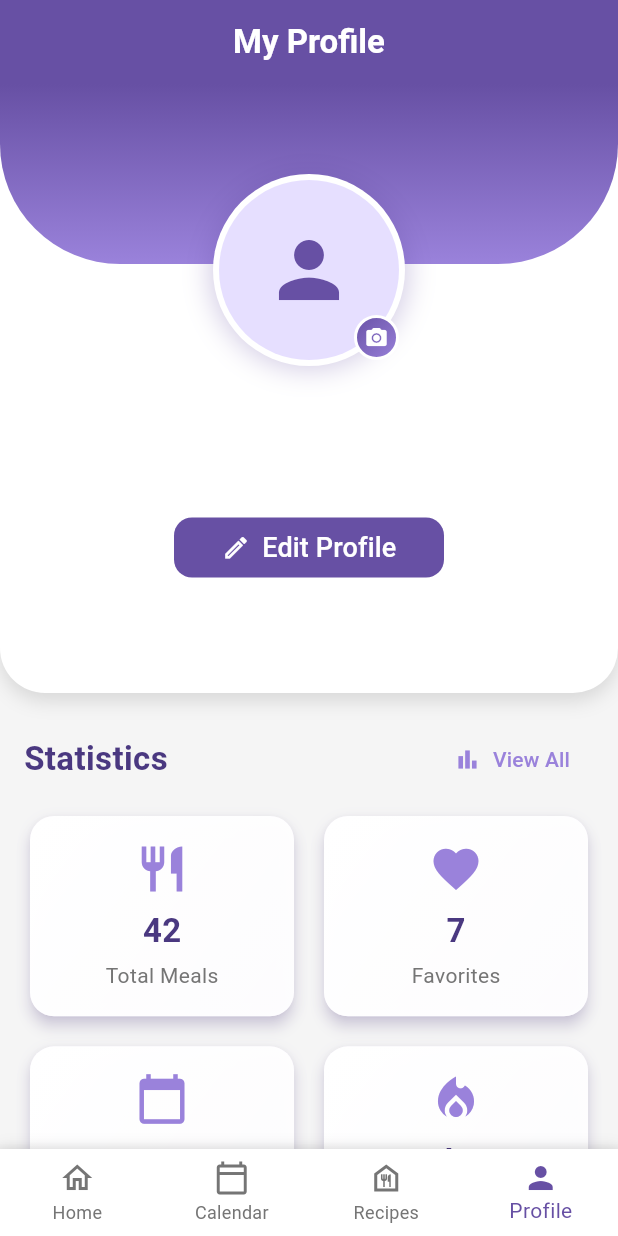
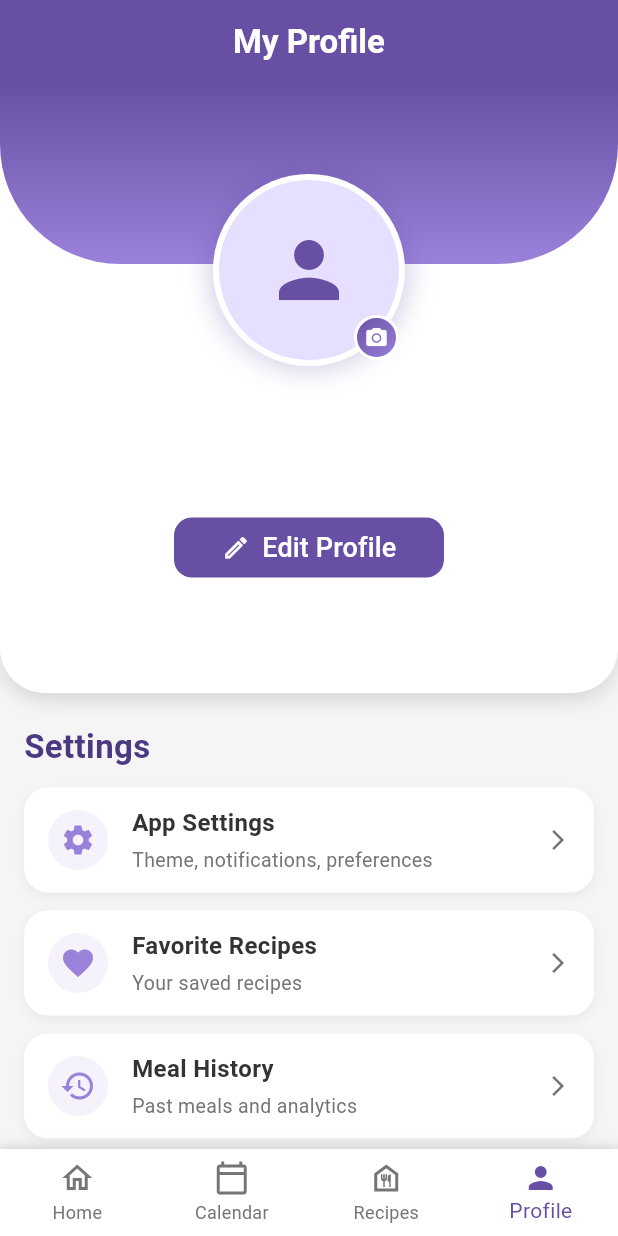
Before and after one commit to ainorjamal/meal_planner, a Flutter app: the screen it shows once a user with an empty profile is signed in, item 4 of the bottom bar chosen, on a phone screen of 412 x 824 dp. Run offline on Flutter 3.47's test engine with Material 3 defaults, Android fonts, the light colour scheme and no system bars; our stand-ins replace cloud_firestore, firebase_auth, firebase_core, firebase_storage, image_picker, table_calendar; accounts and stored records are empty; network calls fail.

Commit message:
fix: removed statistics section in userprofile section

```diff
--- a/lib/screens/user_profile_screen.dart
+++ b/lib/screens/user_profile_screen.dart
@@ -173,7 +173,6 @@ class _UserProfileScreenState extends State<UserProfileScreen> {
           child: Column(
             children: [
               _buildProfileHeader(userName, userEmail, photoUrl),
-              _buildStatisticsSection(),
               _buildSettingsSection(),
               _buildAccountSection(),
               SizedBox(height: 32),
@@ -483,63 +482,6 @@ class _UserProfileScreenState extends State<UserProfileScreen> {
   }
 
   // Statistics section
-  Widget _buildStatisticsSection() {
-    return Padding(
-      padding: const EdgeInsets.symmetric(horizontal: 16),
-      child: Column(
-        crossAxisAlignment: CrossAxisAlignment.start,
-        children: [
-          Row(
-            mainAxisAlignment: MainAxisAlignment.spaceBetween,
-            children: [
-              Text(
-                'Statistics',
-                style: TextStyle(
-                  fontSize: 22,
-                  fontWeight: FontWeight.bold,
-                  color: _isDarkMode ? Colors.white : AppColors.darkPurple,
-                ),
-              ),
-              TextButton.icon(
-                icon: Icon(Icons.bar_chart, size: 18),
-                label: Text('View All'),
-                onPressed: () {
-                  // Navigate to detailed statistics
-                },
-                style: TextButton.styleFrom(
-                  foregroundColor: AppColors.secondaryPurple,
-                ),
-              ),
-            ],
-          ),
-          SizedBox(height: 10),
-
-          // User stats cards in grid
-          GridView.count(
-            crossAxisCount: 2,
-            crossAxisSpacing: 12,
-            mainAxisSpacing: 12,
-            childAspectRatio: 1.3,
-            shrinkWrap: true,
-            physics: NeverScrollableScrollPhysics(),
-            children: [
-              _buildStatCard('Total Meals', '42', Icons.restaurant),
-              _buildStatCard('Favorites', '7', Icons.favorite),
-              _buildStatCard('This Week', '12', Icons.calendar_today),
-              _buildStatCard('Streak', '5 days', Icons.local_fire_department),
-            ],
-          ),
-
-          SizedBox(height: 24),
-          Divider(
-            color: _isDarkMode ? Colors.grey.shade700 : Colors.grey.shade300,
-            thickness: 1,
-          ),
-          SizedBox(height: 12),
-        ],
-      ),
-    );
-  }
 
   // Settings section
   Widget _buildSettingsSection() {
@@ -642,60 +584,6 @@ class _UserProfileScreenState extends State<UserProfileScreen> {
   }
 
   // Redesigned stat card with better animations and shadows
-  Widget _buildStatCard(String title, String value, IconData icon) {
-    return Card(
-      elevation: 4,
-      shadowColor: AppColors.primaryPurple.withOpacity(0.3),
-      shape: RoundedRectangleBorder(borderRadius: BorderRadius.circular(16)),
-      child: Container(
-        decoration: BoxDecoration(
-          borderRadius: BorderRadius.circular(16),
-          gradient: LinearGradient(
-            begin: Alignment.topLeft,
-            end: Alignment.bottomRight,
-            colors: [
-              _isDarkMode ? Colors.grey.shade800 : Colors.white,
-              _isDarkMode
-                  ? Colors.grey.shade900.withOpacity(0.8)
-                  : Colors.white.withOpacity(0.9),
-            ],
-          ),
-          boxShadow: [
-            BoxShadow(
-              color: AppColors.primaryPurple.withOpacity(0.1),
-              blurRadius: 8,
-              offset: Offset(0, 3),
-            ),
-          ],
-        ),
-        padding: const EdgeInsets.all(16.0),
-        child: Column(
-          mainAxisAlignment: MainAxisAlignment.center,
-          children: [
-            Icon(icon, size: 36, color: AppColors.secondaryPurple),
-            SizedBox(height: 8),
-            Text(
-              value,
-              style: TextStyle(
-                fontSize: 22,
-                fontWeight: FontWeight.bold,
-                color: _isDarkMode ? Colors.white : AppColors.darkPurple,
-              ),
-            ),
-            SizedBox(height: 4),
-            Text(
-              title,
-              style: TextStyle(
-                fontSize: 14,
-                color:
-                    _isDarkMode ? Colors.grey.shade400 : Colors.grey.shade600,
-              ),
-            ),
-          ],
-        ),
-      ),
-    );
-  }
 
   // Settings item with improved design and ripple effect
   Widget _buildSettingsItem({
```
